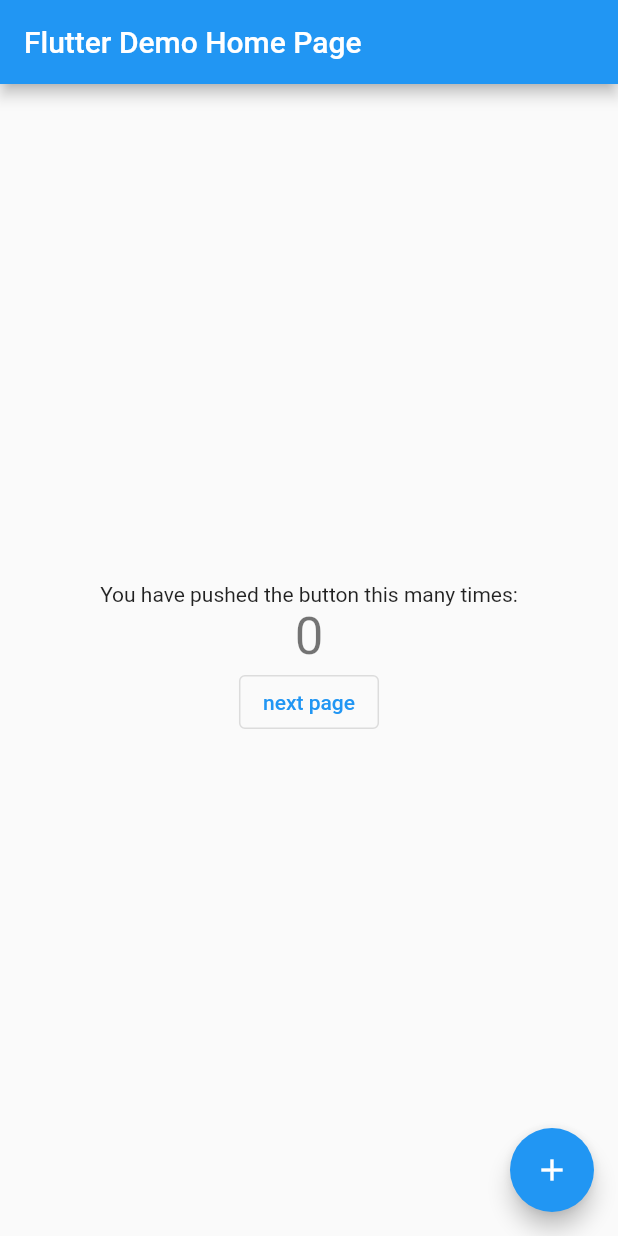
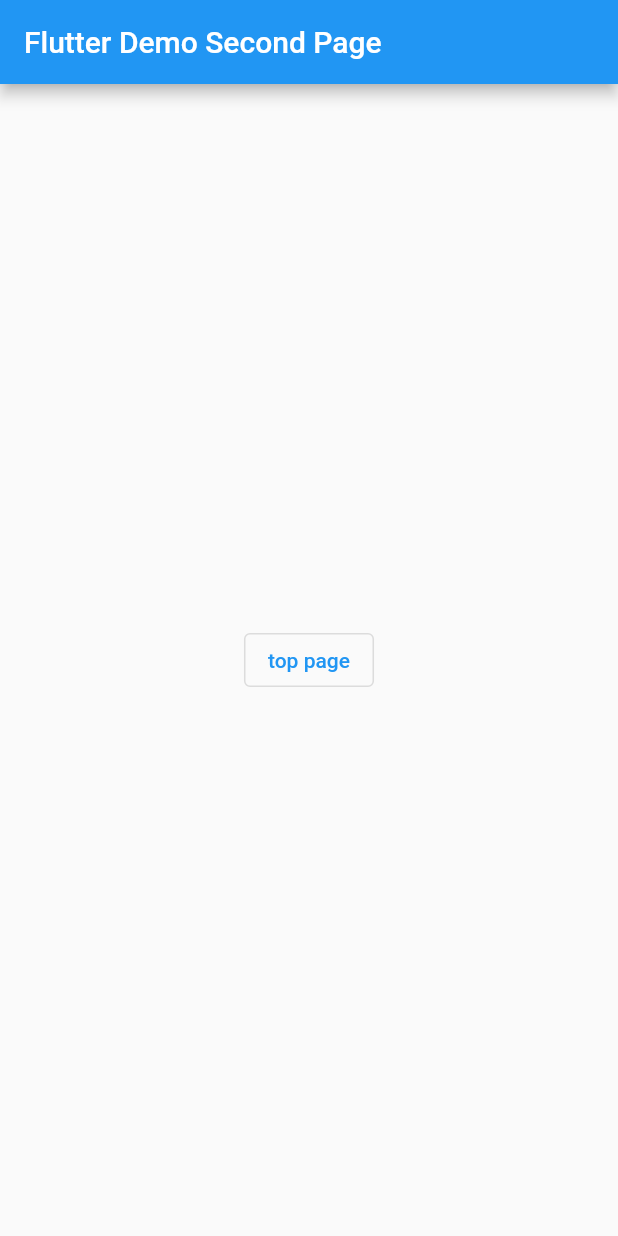
Before and after one commit to hiroa365/simple-counter-by-flutter, a Flutter app: the screen it shows after launch, after a tap on "next page", on a phone screen of 412 x 824 dp. Run offline on Flutter 3.47's test engine with Material 2 defaults, Android fonts, the phone set to English and light mode, and no system bars; our stand-ins replace flutter_riverpod.

Commit message:
navigation2.0を使用した画面遷移対応

```diff
--- a/lib/app_router_delegate.dart
+++ /dev/null
@@ -1,34 +0,0 @@
-// 今回の実装では AppRouterDelegate がリビルドされる可能性があるためグローバルに宣言
-import 'package:flutter/material.dart';
-import 'package:simplecounterbyflutter/ui/my_home_page/my_home_page.dart';
-
-class AppRouterDelegate extends RouterDelegate<void>
-    with ChangeNotifier, PopNavigatorRouterDelegateMixin<void> {
-  @override
-  final GlobalKey<NavigatorState> navigatorKey;
-
-  AppRouterDelegate() : navigatorKey = GlobalKey<NavigatorState>();
-
-  String id = '';
-
-  @override
-  Widget build(BuildContext context) {
-    return Navigator(
-      key: navigatorKey,
-      pages: [
-        MaterialPage(
-            child: MyHomePage(
-              title: 'Flutter Demo Home Page',
-              onSelectedArticle: (String value) {
-                id = value;
-                notifyListeners();
-              },
-            )),
-      ],
-      onPopPage: (route, result) => true,
-    );
-  }
-
-  @override
-  Future<void> setNewRoutePath(void configuration) async {}
-}
--- a/lib/main.dart
+++ b/lib/main.dart
@@ -1,7 +1,7 @@
 import 'package:flutter/material.dart';
 import 'package:flutter_riverpod/flutter_riverpod.dart';
 
-import 'app_router_delegate.dart';
+import 'ui/navigator/app_router_delegate.dart';
 
 void main() {
   runApp(const ProviderScope(child: MyApp()));
@@ -29,7 +29,6 @@ class MyApp extends StatelessWidget {
       ),
       // home: const MyHomePage(title: 'Flutter Demo Home Page'),
       home: Router(routerDelegate: AppRouterDelegate()),
-
     );
   }
 }
--- a/lib/model/counter.dart
+++ b/lib/model/counter.dart
@@ -1,6 +1,6 @@
 import 'package:flutter_riverpod/flutter_riverpod.dart';
 
-final counterProvider = Provider((ref) => Counter());
+final counterProvider = Provider.autoDispose((ref) => Counter());
 
 class Counter {
   int counter = 0;
--- a/lib/repository/MyHomeRepository.dart
+++ b/lib/repository/MyHomeRepository.dart
@@ -2,7 +2,7 @@ import 'package:flutter_riverpod/flutter_riverpod.dart';
 import 'package:simplecounterbyflutter/model/counter.dart';
 
 final myHomeRepositoryProvider =
-    Provider((ref) => MyHomeRepositoryImpl(counter: ref.read(counterProvider)));
+    Provider.autoDispose((ref) => MyHomeRepositoryImpl(counter: ref.read(counterProvider)));
 
 abstract class MyHomeRepository {
   Future<Counter> incrementCounter();
--- a/lib/ui/my_home_page/my_home_page.dart
+++ b/lib/ui/my_home_page/my_home_page.dart
@@ -1,14 +1,14 @@
 import 'package:flutter/material.dart';
 import 'package:flutter_riverpod/flutter_riverpod.dart';
 
-import 'my_home_page_view_model .dart';
+import 'my_home_page_view_model.dart';
 
 class MyHomePage extends ConsumerWidget {
   const MyHomePage({
-    Key? key,
+    super.key,
     required this.title,
-    required this.onSelectedArticle,
-  }) : super(key: key);
+    required this.navigateTo,
+  });
 
   // This widget is the home page of your application. It is stateful, meaning
   // that it has a State object (defined below) that contains fields that affect
@@ -20,7 +20,7 @@ class MyHomePage extends ConsumerWidget {
   // always marked "final".
 
   final String title;
-  final ValueChanged<String> onSelectedArticle;
+  final ValueChanged<String> navigateTo;
 
   @override
   Widget build(BuildContext context, WidgetRef ref) {
@@ -31,6 +31,7 @@ class MyHomePage extends ConsumerWidget {
         // Here we take the value from the MyHomePage object that was created by
         // the App.build method, and use it to set our appbar title.
         title: Text(title),
+        automaticallyImplyLeading: false,
       ),
       body: Center(
         // Center is a layout widget. It takes a single child and positions it
@@ -60,7 +61,7 @@ class MyHomePage extends ConsumerWidget {
               style: Theme.of(context).textTheme.headlineMedium,
             ),
             OutlinedButton(
-                onPressed: () => onSelectedArticle('/'),
+                onPressed: () => navigateTo('/2'),
                 child: const Text('next page')),
           ],
         ),
--- a/lib/ui/my_home_page/my_home_page_view_model .dart
+++ b/lib/ui/my_home_page/my_home_page_view_model.dart
@@ -2,7 +2,7 @@ import 'package:flutter/cupertino.dart';
 import 'package:flutter_riverpod/flutter_riverpod.dart';
 import 'package:simplecounterbyflutter/repository/MyHomeRepository.dart';
 
-final myHomePageViewModelProvider = ChangeNotifierProvider((ref) =>
+final myHomePageViewModelProvider = ChangeNotifierProvider.autoDispose((ref) =>
     MyHomePageViewModel(repository: ref.read(myHomeRepositoryProvider)));
 
 class MyHomePageViewModel extends ChangeNotifier {
--- /dev/null
+++ b/lib/ui/navigator/app_router_delegate.dart
@@ -0,0 +1,49 @@
+import 'package:flutter/material.dart';
+import 'package:simplecounterbyflutter/ui/my_home_page/my_home_page.dart';
+import 'package:simplecounterbyflutter/ui/root_page/root_page.dart';
+import 'package:simplecounterbyflutter/ui/socind_page/second_page.dart';
+
+class AppRouterDelegate extends RouterDelegate<void>
+    with ChangeNotifier, PopNavigatorRouterDelegateMixin<void> {
+  @override
+  final GlobalKey<NavigatorState> navigatorKey;
+
+  AppRouterDelegate() : navigatorKey = GlobalKey<NavigatorState>();
+
+  String id = '/';
+
+  @override
+  Widget build(BuildContext context) {
+    return Navigator(
+      key: navigatorKey,
+      pages: [
+        const MaterialPage(
+          child: RootPage(),
+        ),
+        if (id == '/')
+          MaterialPage(
+            child: MyHomePage(
+              title: 'Flutter Demo Home Page',
+              navigateTo: _handleNavigateTo,
+            ),
+          ),
+        if (id == '/2')
+          MaterialPage(
+            child: SecondPage(
+              title: 'Flutter Demo Second Page',
+              navigateTo: _handleNavigateTo,
+            ),
+          ),
+      ],
+      onPopPage: (route, result) => false,
+    );
+  }
+
+  @override
+  Future<void> setNewRoutePath(void configuration) async {}
+
+  void _handleNavigateTo(String value) {
+    id = value;
+    notifyListeners();
+  }
+}
--- /dev/null
+++ b/lib/ui/root_page/root_page.dart
@@ -0,0 +1,15 @@
+import 'package:flutter/material.dart';
+import 'package:flutter_riverpod/flutter_riverpod.dart';
+
+class RootPage extends ConsumerWidget {
+  const RootPage({super.key});
+
+  @override
+  Widget build(BuildContext context, WidgetRef ref) {
+    return Scaffold(
+      body: Center(
+        child: Column(),
+      ),
+    );
+  }
+}
--- /dev/null
+++ b/lib/ui/socind_page/second_page.dart
@@ -0,0 +1,36 @@
+import 'package:flutter/material.dart';
+import 'package:flutter_riverpod/flutter_riverpod.dart';
+import 'package:simplecounterbyflutter/ui/socind_page/second_page_view_model.dart';
+
+class SecondPage extends ConsumerWidget {
+  const SecondPage({
+    super.key,
+    required this.title,
+    required this.navigateTo,
+  }) ;
+
+  final String title;
+  final ValueChanged<String> navigateTo;
+
+  @override
+  Widget build(BuildContext context, WidgetRef ref) {
+    final viewModel = ref.watch(secondPageViewModelProvider);
+
+    return Scaffold(
+      appBar: AppBar(
+        title: Text(title),
+        automaticallyImplyLeading: false,
+      ),
+      body: Center(
+        child: Column(
+          mainAxisAlignment: MainAxisAlignment.center,
+          children: <Widget>[
+            OutlinedButton(
+                onPressed: () => navigateTo('/'),
+                child: const Text('top page')),
+          ],
+        ),
+      ),
+    );
+  }
+}
--- /dev/null
+++ b/lib/ui/socind_page/second_page_view_model.dart
@@ -0,0 +1,10 @@
+import 'package:flutter/cupertino.dart';
+import 'package:flutter_riverpod/flutter_riverpod.dart';
+
+final secondPageViewModelProvider = ChangeNotifierProvider.autoDispose((ref) =>
+    SecondPageViewModel());
+
+class SecondPageViewModel extends ChangeNotifier {
+  SecondPageViewModel();
+
+}
```
Also changed, not shown: 1 other file.
